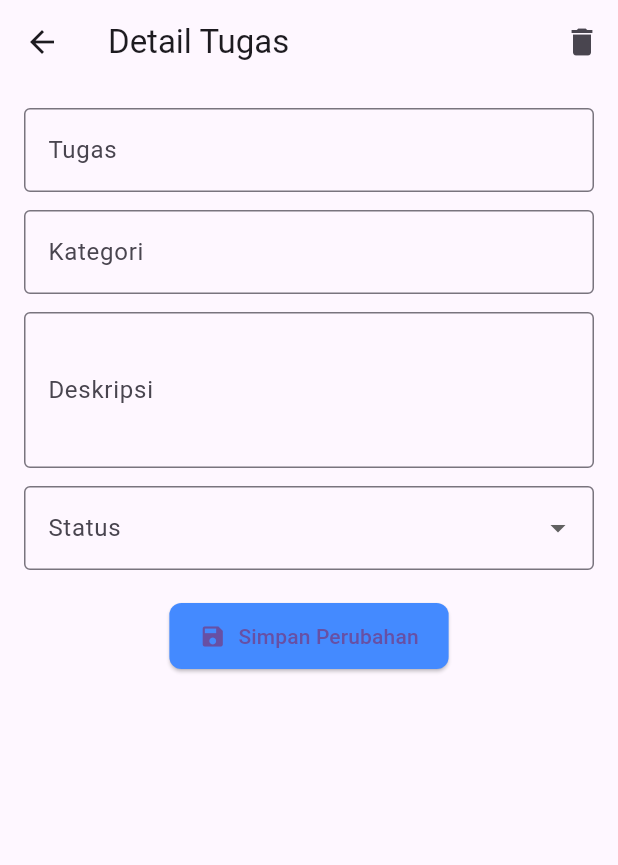
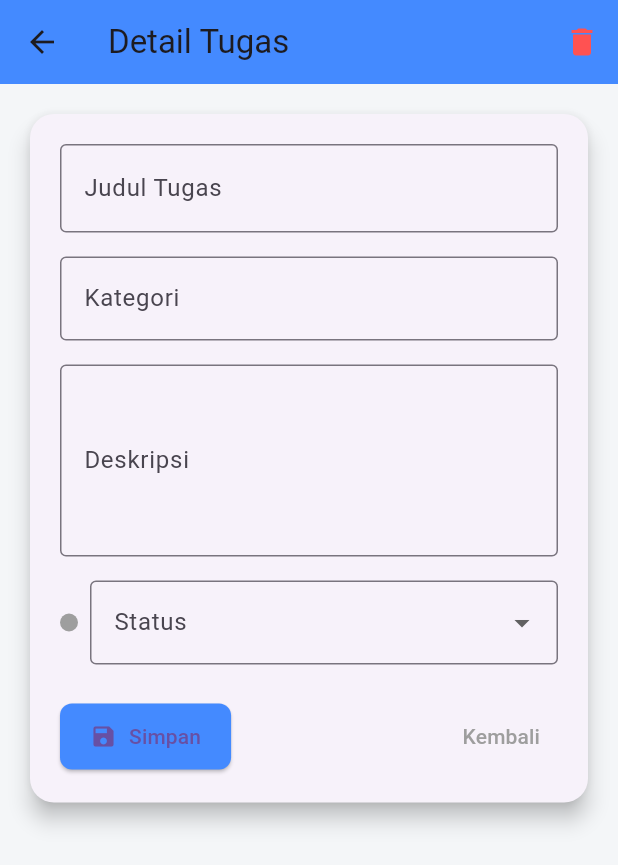
Before and after one commit to HotaruProgrammer/Ukk2025_XIIPPLG1_7968, a Flutter app: the TaskDetailScreen screen opened directly with empty values, on a phone screen of 412 x 824 dp. Shown: the top 865 px of the screen. Run offline on Flutter 3.47's test engine with Material 3 defaults, Android fonts, the phone set to English and light mode, and no system bars; our stand-ins replace cloud_firestore, firebase_auth, firebase_core; accounts and stored records are empty.

Commit message:
UKK selesai Tinggal Presentasi

```diff
--- a/lib/register.dart
+++ b/lib/register.dart
@@ -34,12 +34,12 @@ class _RegisterScreenState extends State<RegisterScreen> {
       await _firestore.collection('users').doc(userCredential.user!.uid).set({
         'username': username,
         'email': email,
+        'password': password,
         'role': 'member',
         'photoURL': '',
         "profileImageBase64": '',
         'phone': '',
         'Description': '',
-        'password': password,
         'createdAt': FieldValue.serverTimestamp(),
       });
 
--- a/lib/taskdetail.dart
+++ b/lib/taskdetail.dart
@@ -13,9 +13,9 @@ class TaskDetailScreen extends StatefulWidget {
 class _TaskDetailScreenState extends State<TaskDetailScreen> {
   final FirebaseFirestore _firestore = FirebaseFirestore.instance;
 
-  TextEditingController _taskController = TextEditingController();
-  TextEditingController _categoryController = TextEditingController();
-  TextEditingController _descriptionController = TextEditingController();
+  final TextEditingController _taskController = TextEditingController();
+  final TextEditingController _categoryController = TextEditingController();
+  final TextEditingController _descriptionController = TextEditingController();
   String _status = 'ToDo';
 
   bool _isLoading = true;
@@ -41,36 +41,41 @@ class _TaskDetailScreenState extends State<TaskDetailScreen> {
           _isLoading = false;
         });
       } else {
-        ScaffoldMessenger.of(context).showSnackBar(
-          SnackBar(content: Text('Tugas tidak ditemukan!')),
-        );
+        _showSnackbar('Tugas tidak ditemukan!');
         Navigator.pop(context);
       }
     } catch (e) {
-      ScaffoldMessenger.of(context).showSnackBar(
-        SnackBar(content: Text('Terjadi kesalahan: $e')),
-      );
+      _showSnackbar('Terjadi kesalahan: $e');
       Navigator.pop(context);
     }
   }
 
+  void _showSnackbar(String message) {
+    ScaffoldMessenger.of(context).showSnackBar(
+      SnackBar(content: Text(message)),
+    );
+  }
+
   Future<void> _updateTask() async {
+    if (_taskController.text.trim().isEmpty ||
+        _categoryController.text.trim().isEmpty ||
+        _descriptionController.text.trim().isEmpty) {
+      _showSnackbar('Semua field harus diisi!');
+      return;
+    }
+
     try {
       await _firestore.collection('tasks').doc(widget.taskId).update({
-        'task': _taskController.text,
-        'category': _categoryController.text,
-        'description': _descriptionController.text,
+        'task': _taskController.text.trim(),
+        'category': _categoryController.text.trim(),
+        'description': _descriptionController.text.trim(),
         'status': _status,
         'updatedAt': FieldValue.serverTimestamp(),
       });
 
-      ScaffoldMessenger.of(context).showSnackBar(
-        SnackBar(content: Text('Tugas berhasil diperbarui!')),
-      );
+      _showSnackbar('Tugas berhasil diperbarui!');
     } catch (e) {
-      ScaffoldMessenger.of(context).showSnackBar(
-        SnackBar(content: Text('Gagal memperbarui tugas: $e')),
-      );
+      _showSnackbar('Gagal memperbarui tugas: $e');
     }
   }
 
@@ -96,45 +101,65 @@ class _TaskDetailScreenState extends State<TaskDetailScreen> {
     if (confirm) {
       try {
         await _firestore.collection('tasks').doc(widget.taskId).delete();
-        ScaffoldMessenger.of(context).showSnackBar(
-          SnackBar(content: Text('Tugas berhasil dihapus!')),
-        );
+        _showSnackbar('Tugas berhasil dihapus!');
         Navigator.pop(context);
       } catch (e) {
-        ScaffoldMessenger.of(context).showSnackBar(
-          SnackBar(content: Text('Gagal menghapus tugas: $e')),
-        );
+        _showSnackbar('Gagal menghapus tugas: $e');
       }
+    }
+  }
+
+  Color _getStatusColor(String status) {
+    switch (status) {
+      case 'ToDo':
+        return Colors.orange;
+      case 'InProgress':
+        return Colors.blue;
+      case 'Complete':
+        return Colors.green;
+      default:
+        return Colors.grey;
     }
   }
 
   @override
   Widget build(BuildContext context) {
     return Scaffold(
+      backgroundColor: Color(0xFFF4F6F8),
       appBar: AppBar(
         title: Text('Detail Tugas'),
         actions: [
           IconButton(
-            icon: Icon(Icons.delete),
+            icon: Icon(Icons.delete, color: Colors.redAccent),
             onPressed: _deleteTask,
           ),
         ],
+        backgroundColor: Colors.blueAccent,
       ),
       body: _isLoading
           ? Center(child: CircularProgressIndicator())
           : Padding(
               padding: const EdgeInsets.all(16.0),
               child: SingleChildScrollView(
+                child: Card(
+                  elevation: 6,
+                  shape: RoundedRectangleBorder(
+                    borderRadius: BorderRadius.circular(16),
+                  ),
+                  child: Padding(
+                    padding: const EdgeInsets.all(20.0),
                     child: Column(
+                      crossAxisAlignment: CrossAxisAlignment.start,
                       children: [
                         TextField(
                           controller: _taskController,
+                          style: TextStyle(fontSize: 18, fontWeight: FontWeight.bold),
                           decoration: InputDecoration(
-                        labelText: 'Tugas',
+                            labelText: 'Judul Tugas',
                             border: OutlineInputBorder(),
                           ),
                         ),
-                    SizedBox(height: 12),
+                        SizedBox(height: 16),
                         TextField(
                           controller: _categoryController,
                           decoration: InputDecoration(
@@ -142,23 +167,37 @@ class _TaskDetailScreenState extends State<TaskDetailScreen> {
                             border: OutlineInputBorder(),
                           ),
                         ),
-                    SizedBox(height: 12),
+                        SizedBox(height: 16),
+
+                        // Description
                         TextField(
                           controller: _descriptionController,
-                      maxLines: 3,
+                          maxLines: 4,
                           decoration: InputDecoration(
                             labelText: 'Deskripsi',
                             border: OutlineInputBorder(),
                           ),
                         ),
-                    SizedBox(height: 12),
-                    DropdownButtonFormField<String>(
+                        SizedBox(height: 16),
+                        Row(
+                          children: [
+                            Container(
+                              width: 12,
+                              height: 12,
+                              decoration: BoxDecoration(
+                                color: _getStatusColor(_status),
+                                shape: BoxShape.circle,
+                              ),
+                            ),
+                            SizedBox(width: 8),
+                            Expanded(
+                              child: DropdownButtonFormField<String>(
                                 value: _status,
                                 decoration: InputDecoration(
                                   labelText: 'Status',
                                   border: OutlineInputBorder(),
                                 ),
-                      items: ['ToDo', 'In Progress', 'Complete']
+                                items: ['ToDo', 'InProgress', 'Complete']
                                     .map((status) => DropdownMenuItem(
                                           value: status,
                                           child: Text(status),
@@ -170,21 +209,38 @@ class _TaskDetailScreenState extends State<TaskDetailScreen> {
                                   });
                                 },
                               ),
-                    SizedBox(height: 20),
+                            ),
+                          ],
+                        ),
+                        SizedBox(height: 24),
+                        Row(
+                          mainAxisAlignment: MainAxisAlignment.spaceBetween,
+                          children: [
                             ElevatedButton.icon(
                               onPressed: _updateTask,
                               icon: Icon(Icons.save),
-                      label: Text('Simpan Perubahan'),
+                              label: Text('Simpan'),
                               style: ElevatedButton.styleFrom(
                                 backgroundColor: Colors.blueAccent,
-                        padding:
-                            EdgeInsets.symmetric(horizontal: 20, vertical: 12),
+                                padding: EdgeInsets.symmetric(
+                                    horizontal: 20, vertical: 12),
                                 shape: RoundedRectangleBorder(
                                   borderRadius: BorderRadius.circular(8),
                                 ),
                               ),
                             ),
+                            TextButton(
+                              onPressed: () => Navigator.pop(context),
+                              child: Text(
+                                'Kembali',
+                                style: TextStyle(color: Colors.grey),
+                              ),
+                            ),
                           ],
+                        ),
+                      ],
+                    ),
+                  ),
                 ),
               ),
             ),
```
Also changed, not shown: lib/dashboard.dart (+8 -4 lines), lib/histori.dart (+29 -11 lines), lib/login.dart (+35 -25 lines). Lines whose indentation alone changed are shown as unchanged.
